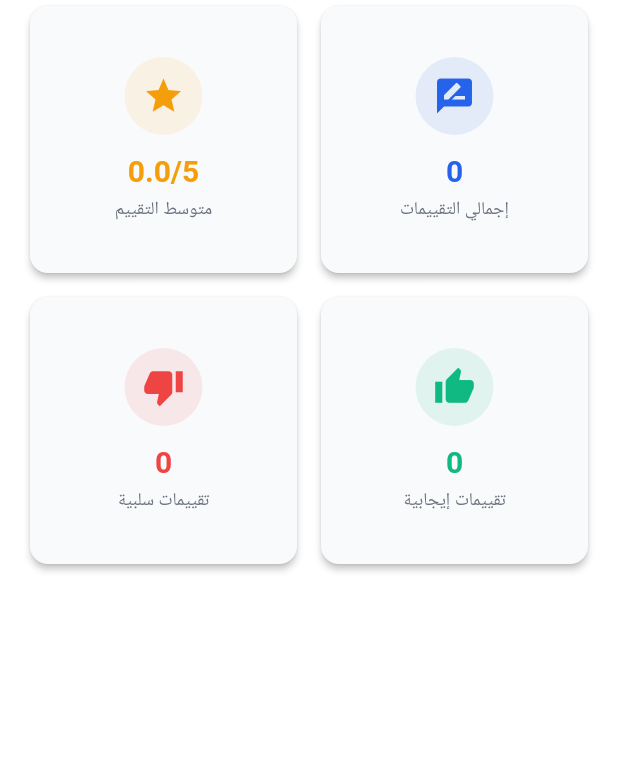
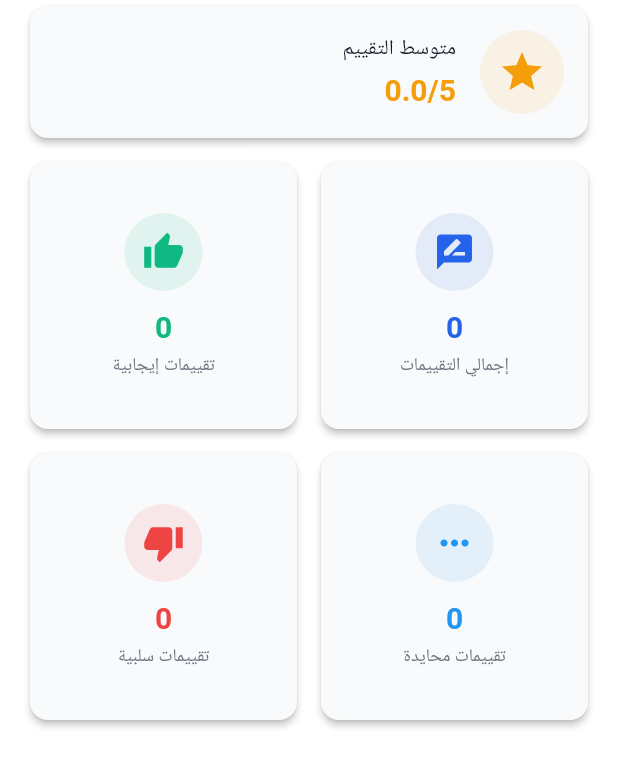
Before and after one commit to laith-alskaf/reputation-guardian, a Flutter app: the MetricsGrid widget shown alone on an empty page, opened directly with empty values, on a phone screen of 412 x 824 dp. Shown: the top 767 px of the screen. Run offline on Flutter 3.47's test engine with Material 3 defaults, Android fonts, the phone set to English and light mode, and no system bars; our stand-ins replace dartz, dio, equatable, fl_chart, flutter_bloc, flutter_dotenv and 6 more; missing offline and left inert: gal; accounts and stored records are empty; network calls fail; Roboto replaces fonts that are missing (Cairo).

Commit message:
feat: Updated detailed review dialog with quality analysis, new metric cards, and a webhook service.

```diff
--- a/app/lib/core/widgets/metric_card.dart
+++ b/app/lib/core/widgets/metric_card.dart
@@ -6,6 +6,7 @@ class MetricCard extends StatelessWidget {
   final String value;
   final String label;
   final Color? color;
+  final bool isFullWidth;
 
   const MetricCard({
     super.key,
@@ -13,6 +14,7 @@ class MetricCard extends StatelessWidget {
     required this.value,
     required this.label,
     this.color,
+    this.isFullWidth = false,
   });
 
   @override
@@ -20,7 +22,46 @@ class MetricCard extends StatelessWidget {
     return Card(
       child: Padding(
         padding: const EdgeInsets.all(16),
+        child: isFullWidth
+            ? Row(
+                children: [
+                  Container(
+                    padding: const EdgeInsets.all(12),
+                    decoration: BoxDecoration(
+                      color: (color ?? AppColors.primary).withOpacity(0.1),
+                      shape: BoxShape.circle,
+                    ),
+                    child: Icon(
+                      icon,
+                      color: color ?? AppColors.primary,
+                      size: 32,
+                    ),
+                  ),
+                  const SizedBox(width: 16),
+                  Expanded(
                     child: Column(
+                      crossAxisAlignment: CrossAxisAlignment.start,
+                      mainAxisSize: MainAxisSize.min,
+                      children: [
+                        Text(
+                          label,
+                          style: Theme.of(context).textTheme.bodyMedium,
+                        ),
+                        const SizedBox(height: 4),
+                        Text(
+                          value,
+                          style: Theme.of(context).textTheme.headlineLarge
+                              ?.copyWith(
+                                fontWeight: FontWeight.bold,
+                                color: color ?? AppColors.primary,
+                              ),
+                        ),
+                      ],
+                    ),
+                  ),
+                ],
+              )
+            : Column(
                 mainAxisAlignment: MainAxisAlignment.center,
                 children: [
                   Container(
--- a/app/lib/features/dashboard/presentation/widgets/dashboard/metrics_grid.dart
+++ b/app/lib/features/dashboard/presentation/widgets/dashboard/metrics_grid.dart
@@ -16,16 +16,26 @@ class MetricsGrid extends StatelessWidget {
       padding: EdgeInsets.symmetric(
         horizontal: ResponsiveSpacing.medium(context),
       ),
-      child: GridView.count(
+      child: Column(
+        children: [
+          // Full width: Average Rating Card
+          MetricCard(
+            label: 'متوسط التقييم',
+            value: '${metrics.averageStars.toStringAsFixed(1)}/5',
+            icon: Icons.star,
+            color: AppColors.warning,
+            isFullWidth: true,
+          ),
+
+          SizedBox(height: ResponsiveSpacing.small(context)),
+
+          // Grid: 2x2
+          GridView.count(
             shrinkWrap: true,
             physics: const NeverScrollableScrollPhysics(),
-        // Always show 2 columns on mobile for better layout
-        crossAxisCount: context.isMobile
-            ? 2
-            : context.responsive(mobile: 2, tablet: 3, desktop: 4),
+            crossAxisCount: 2,
             mainAxisSpacing: ResponsiveSpacing.small(context),
             crossAxisSpacing: ResponsiveSpacing.small(context),
-        // Adjust aspect ratio for mobile to make cards look good
             childAspectRatio: context.isMobile ? 1.0 : 1.3,
             children: [
               MetricCard(
@@ -35,16 +45,16 @@ class MetricsGrid extends StatelessWidget {
                 color: AppColors.primary,
               ),
               MetricCard(
-            label: 'متوسط التقييم',
-            value: '${metrics.averageStars.toStringAsFixed(1)}/5',
-            icon: Icons.star,
-            color: AppColors.warning,
-          ),
-          MetricCard(
                 label: 'تقييمات إيجابية',
                 value: '${metrics.positiveReviews}',
                 icon: Icons.thumb_up,
                 color: AppColors.positive,
+              ),
+              MetricCard(
+                label: 'تقييمات محايدة',
+                value: '${metrics.neutralReviews}',
+                icon: Icons.more_horiz,
+                color: AppColors.info,
               ),
               MetricCard(
                 label: 'تقييمات سلبية',
@@ -54,6 +64,8 @@ class MetricsGrid extends StatelessWidget {
               ),
             ],
           ),
+        ],
+      ),
     );
   }
 }
--- a/app/lib/features/reviews/presentation/widgets/review_details_dialog.dart
+++ b/app/lib/features/reviews/presentation/widgets/review_details_dialog.dart
@@ -117,7 +117,7 @@ class ReviewDetailsDialog extends StatelessWidget {
         review['analysis']?['quality']?['is_suspicious'] ?? false;
     final flagsList = review['analysis']?['quality']?['flags'];
     final flags = QualityFlag.parseList(flagsList);
-    final hasWarnings = isProfane || isSuspicious || flags.isNotEmpty;
+    final hasWarnings = isProfane || isSuspicious;
 
     return Dialog(
       shape: RoundedRectangleBorder(borderRadius: BorderRadius.circular(16)),
```
Also changed, not shown: app/lib/features/reviews/presentation/widgets/review_card.dart (+7 -51 lines), 1 other file. Lines whose indentation alone changed are shown as unchanged.
